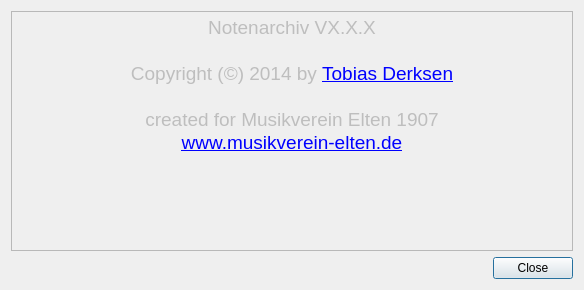
Old version of the form AboutDialog.ui in the repository lukeelten/notenarchiv.
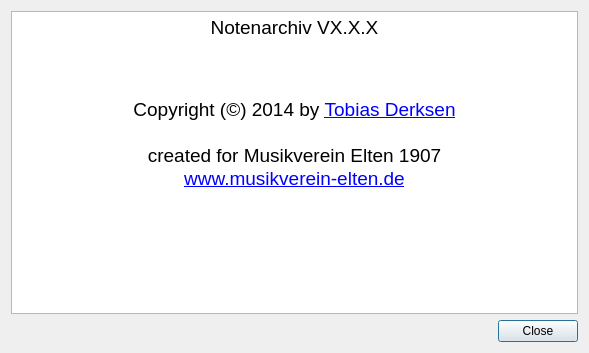
New version of the form. Icons and pictures are not drawn.

Commit message: Einige Änderungen im AboutDialog Version 1.0.0

Diff of the .ui file:
```diff
--- a/AboutDialog.ui
+++ b/AboutDialog.ui
@@ -6,8 +6,8 @@
    <rect>
     <x>0</x>
     <y>0</y>
-    <width>584</width>
-    <height>290</height>
+    <width>589</width>
+    <height>353</height>
    </rect>
   </property>
   <property name="windowTitle">
@@ -17,7 +17,7 @@
    <item>
     <widget class="QTextEdit" name="textEdit">
      <property name="enabled">
-      <bool>false</bool>
+      <bool>true</bool>
      </property>
      <property name="readOnly">
       <bool>true</bool>
@@ -29,6 +29,8 @@
 &lt;/style&gt;&lt;/head&gt;&lt;body style=&quot; font-family:'MS Shell Dlg 2'; font-size:8.25pt; font-weight:400; font-style:normal;&quot;&gt;
 &lt;p align=&quot;center&quot; style=&quot; margin-top:0px; margin-bottom:0px; margin-left:0px; margin-right:0px; -qt-block-indent:0; text-indent:0px;&quot;&gt;&lt;span style=&quot; font-size:14pt;&quot;&gt;Notenarchiv VX.X.X&lt;/span&gt;&lt;/p&gt;
 &lt;p align=&quot;center&quot; style=&quot;-qt-paragraph-type:empty; margin-top:0px; margin-bottom:0px; margin-left:0px; margin-right:0px; -qt-block-indent:0; text-indent:0px; font-size:14pt;&quot;&gt;&lt;br /&gt;&lt;/p&gt;
+&lt;p align=&quot;center&quot; style=&quot; margin-top:0px; margin-bottom:0px; margin-left:0px; margin-right:0px; -qt-block-indent:0; text-indent:0px;&quot;&gt;&lt;img src=&quot;:/icons/Icons/icon.gif&quot; width=&quot;100&quot; height=&quot;100&quot; /&gt;&lt;/p&gt;
+&lt;p align=&quot;center&quot; style=&quot;-qt-paragraph-type:empty; margin-top:0px; margin-bottom:0px; margin-left:0px; margin-right:0px; -qt-block-indent:0; text-indent:0px; font-size:14pt;&quot;&gt;&lt;br /&gt;&lt;/p&gt;
 &lt;p align=&quot;center&quot; style=&quot; margin-top:0px; margin-bottom:0px; margin-left:0px; margin-right:0px; -qt-block-indent:0; text-indent:0px;&quot;&gt;&lt;span style=&quot; font-size:14pt;&quot;&gt;Copyright (©) 2014 by &lt;/span&gt;&lt;a href=&quot;mailto:lukeelten@gmail.com&quot;&gt;&lt;span style=&quot; font-size:14pt; text-decoration: underline; color:#0000ff;&quot;&gt;Tobias Derksen&lt;/span&gt;&lt;/a&gt;&lt;/p&gt;
 &lt;p align=&quot;center&quot; style=&quot;-qt-paragraph-type:empty; margin-top:0px; margin-bottom:0px; margin-left:0px; margin-right:0px; -qt-block-indent:0; text-indent:0px; font-size:14pt;&quot;&gt;&lt;br /&gt;&lt;/p&gt;
 &lt;p align=&quot;center&quot; style=&quot; margin-top:0px; margin-bottom:0px; margin-left:0px; margin-right:0px; -qt-block-indent:0; text-indent:0px;&quot;&gt;&lt;span style=&quot; font-size:14pt;&quot;&gt;created for Musikverein Elten 1907&lt;/span&gt;&lt;/p&gt;
```
Left out of the diff: 16 changed lines with no effect on the pictures. The commit also changes 4 other files.
